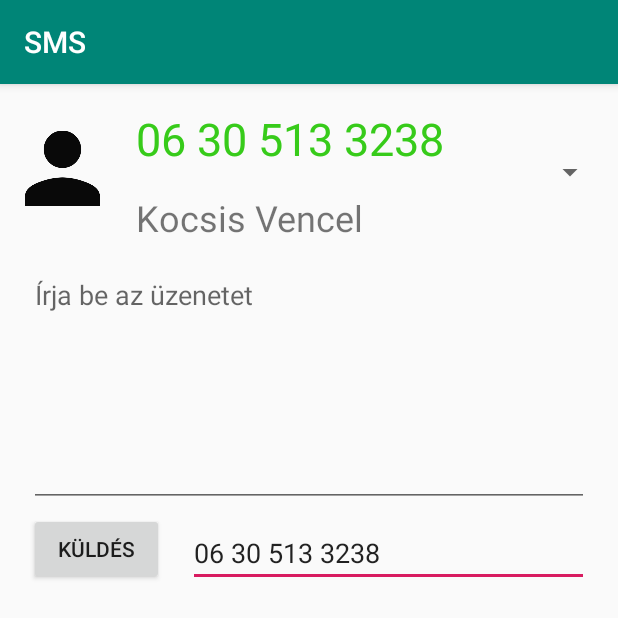
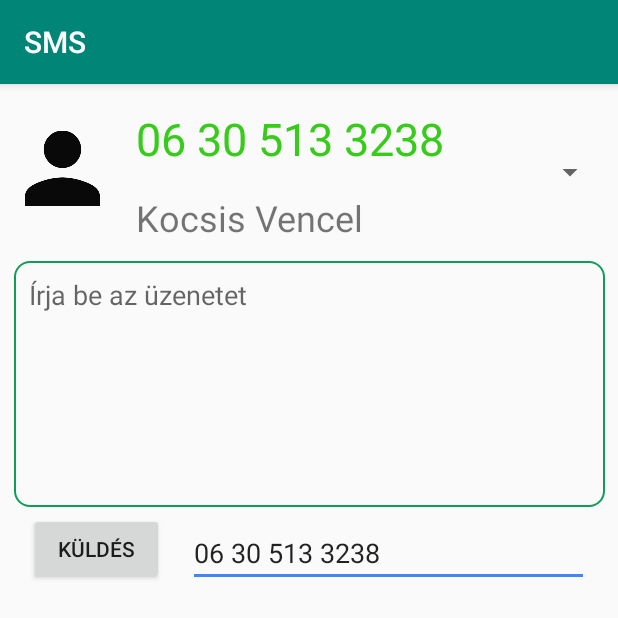
Before and after one commit to Kikikan/SMS, an Android app: the screen it shows after launch (MainActivity), on a phone screen of 412 x 824 dp. Shown: the top 618 px of the screen. Run offline under Robolectric (Android 15) with nearby library versions, the phone set to English and light mode, and no system bars.

```diff
--- /dev/null
+++ b/app/src/main/res/drawable/gradient.xml
@@ -0,0 +1,7 @@
+<?xml version="1.0" encoding="utf-8"?>
+<shape xmlns:android="http://schemas.android.com/apk/res/android">
+    <corners android:radius="10dp" />
+    <stroke
+        android:width="1dp"
+        android:color="@color/green" />
+</shape>
--- a/app/src/main/res/layout/activity_main.xml
+++ b/app/src/main/res/layout/activity_main.xml
@@ -18,7 +18,6 @@
         android:ems="10"
         android:hint="Telefonszám"
         android:inputType="phone"
-        android:onClick="HideTextBox"
         app:layout_constraintEnd_toEndOf="parent"
         app:layout_constraintHorizontal_bias="0.928"
         app:layout_constraintStart_toStartOf="parent"
@@ -42,17 +41,19 @@
 
     <EditText
         android:id="@+id/messageEditText"
-        android:layout_width="373dp"
+        android:layout_width="394dp"
         android:layout_height="164dp"
         android:layout_marginStart="8dp"
         android:layout_marginLeft="8dp"
         android:layout_marginTop="8dp"
         android:layout_marginEnd="8dp"
         android:layout_marginRight="8dp"
+        android:background="@drawable/gradient"
         android:ems="10"
         android:gravity="start"
         android:hint="Írja be az üzenetet"
         android:inputType="textMultiLine"
+        android:padding="10dp"
         app:layout_constraintEnd_toEndOf="parent"
         app:layout_constraintStart_toStartOf="parent"
         app:layout_constraintTop_toBottomOf="@+id/spinner" />
--- a/app/src/main/res/values/colors.xml
+++ b/app/src/main/res/values/colors.xml
@@ -2,5 +2,9 @@
 <resources>
     <color name="colorPrimary">#008577</color>
     <color name="colorPrimaryDark">#00574B</color>
-    <color name="colorAccent">#D81B60</color>
+    <color name="colorAccent">#4285F4</color>
+    <color name="blue">#4285F4</color>
+    <color name="red">#DB4437</color>
+    <color name="yellow">#F4B400</color>
+    <color name="green">#0F9D58</color>
 </resources>
```
